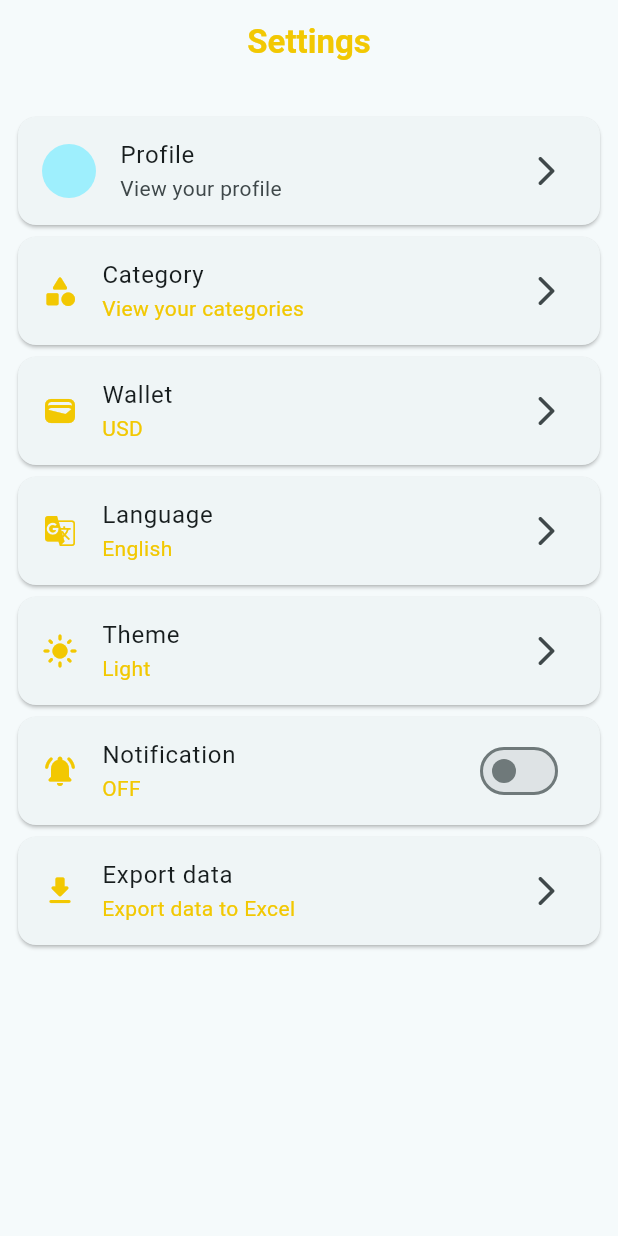
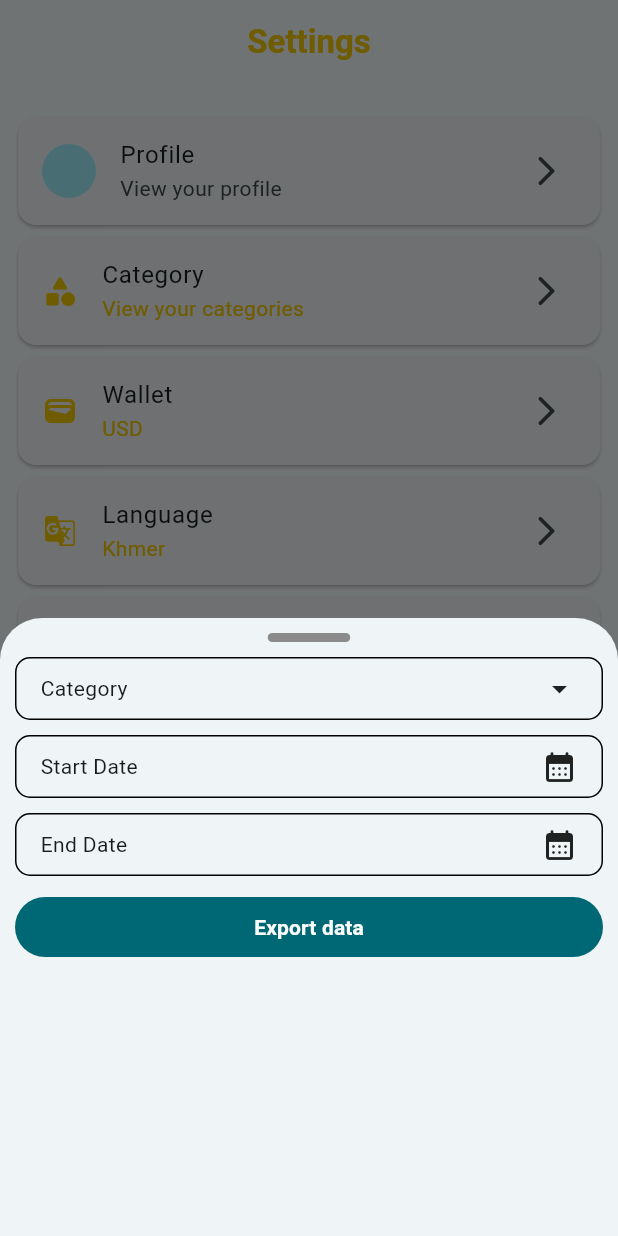
Before and after one commit to DiseirangCHHEUN/expense_tracker_ass, a Flutter app: the SettingView screen opened directly, after a tap on "Export data", on a phone screen of 412 x 824 dp. Run offline on Flutter 3.47's test engine with Material 3 defaults, Android fonts, the phone set to English and light mode, and no system bars; our stand-ins replace font_awesome_flutter, get, google_fonts, hive, hive_flutter, icons_plus and 3 more; missing offline and left inert: curved_navigation_bar_with_label, flutter_iconpicker; accounts and stored records are empty.

Commit message:
fix app translation, theme mode and add dialog for export data to excel

```diff
--- a/lib/my_app.dart
+++ b/lib/my_app.dart
@@ -29,9 +29,7 @@ class MyApp extends StatelessWidget {
           initialBinding: DashboardBinding(),
           home: LoginView(),
           translations: AppTranslation(),
-          locale: _settingController.isEnglish
-              ? const Locale('km', 'KH')
-              : const Locale('en', 'US'),
+          locale: Get.deviceLocale,
           fallbackLocale: const Locale('en', 'US'),
         );
       },
--- a/lib/translation/app_translation.dart
+++ b/lib/translation/app_translation.dart
@@ -59,14 +59,20 @@ class AppTranslation extends Translations {
           'riel': 'Riel',
           'states': 'States',
           'search': 'Search',
-          'add cate': 'Adds Category',
+          'add cate': 'Add Category',
           'income': 'Income',
           'export data': 'Export data',
           'export data to excel': 'Export data to Excel',
           'pick an icon': 'Pick an icon',
           'click here to choose your icon': 'Click here to choose your icon',
+          'save': 'Save',
+          'startdate': 'Start Date',
+          'enddate': 'End Date',
         },
         'km_KH': {
+          'startdate': 'ថ្ងៃចាប់ផ្តើម',
+          'enddate': 'ថ្ងៃបញ្ចប់',
+          'save': 'រក្សាទុក',
           'click here to choose your icon': 'ចុចទីនេះដើម្បីជ្រើសរើសរូបដំណាង',
           'pick an icon': 'ជ្រើសរូបដំណាង',
           'export data to excel': 'ចម្លងទិន្នន័យចេញជា Excel',
--- a/lib/views/auth/signup/signup_view.dart
+++ b/lib/views/auth/signup/signup_view.dart
@@ -9,7 +9,7 @@ import '../../../utils/custom_button.dart';
 import '../controller/auth_controller.dart';
 import 'widgets/signup_textfield.dart';
 
-class SignupView extends StatelessWidget {
+class SignupView extends GetView<AuthController> {
   SignupView({super.key});
   final AuthController _authController = Get.put(AuthController());
 
--- a/lib/views/category/add_category/data/constant_list.dart
+++ b/lib/views/category/add_category/data/constant_list.dart
@@ -1,5 +1,5 @@
-
 import 'package:flutter/material.dart';
+import 'package:font_awesome_flutter/font_awesome_flutter.dart';
 
 final List colorList = [
   {'value': '0xFFEC407A', 'color': const Color(0xFFEC407A)},
@@ -35,7 +35,7 @@ final List colorList = [
   },
   {
     'name': 'Loan',
-      'icon': Icons.currency_bitcoin_rounded,
+    'icon': FontAwesomeIcons.dollarSign,
   },
   {
     'name': 'Investment',
--- a/lib/views/setting/setting_view.dart
+++ b/lib/views/setting/setting_view.dart
@@ -1,5 +1,6 @@
 import 'package:expense_tracker/constants/app_size.dart';
 import 'package:expense_tracker/constants/color_constant.dart';
+import 'package:expense_tracker/constants/style_constant.dart';
 import 'package:expense_tracker/utils/custom_appbar.dart';
 import 'package:expense_tracker/views/auth/controller/auth_controller.dart';
 import 'package:expense_tracker/views/category/category_view.dart';
@@ -74,7 +75,8 @@ class SettingView extends GetView<SettingController> {
             ),
             subtitle: 'usd',
           ),
-          SettingListTile(
+          GetBuilder<SettingController>(builder: (context) {
+            return SettingListTile(
               title: 'language',
               trailing: const Icon(Icons.arrow_forward_ios_rounded),
               onTap: () => Get.dialog(
@@ -84,8 +86,9 @@ class SettingView extends GetView<SettingController> {
                 Icons.g_translate_rounded,
                 color: ColorConstants.kYellowColor,
               ),
-            subtitle: settingController.isEnglish ? 'khmer' : 'english',
-          ),
+              subtitle: settingController.isEnglish ? 'english' : 'khmer',
+            );
+          }),
           GetBuilder<SettingController>(builder: (context) {
             return SettingListTile(
               title: 'theme',
@@ -115,13 +118,142 @@ class SettingView extends GetView<SettingController> {
           SettingListTile(
             title: 'export data',
             trailing: const Icon(Icons.arrow_forward_ios_rounded),
-            onTap: () {},
+            onTap: () {
+              showExportDataBottomSheet(context);
+              // showCustomBottomSheet(
+              //   context,
+              //   title: 'export data to excel',
+              //   children: ListView(
+              //     shrinkWrap: true,
+              //     scrollDirection: Axis.vertical,
+              //     children: [
+              //       for (int i = 0; i < 10; i++) Text('data'),
+              //     ],
+              //   ),
+              // );
+            },
             leading: const Icon(
               Icons.download_rounded,
               color: ColorConstants.kYellowColor,
             ),
             subtitle: 'export data to excel',
           ),
+        ],
+      ),
+    );
+  }
+
+  Future<dynamic> showExportDataBottomSheet(BuildContext context) {
+    return showModalBottomSheet(
+      context: context,
+      builder: (context) => Container(
+        height: Get.height * .5,
+        padding: const EdgeInsets.all(AppSizes.p10),
+        child: Wrap(
+          children: [
+            Column(
+              children: [
+                Container(
+                  height: 6,
+                  width: 55,
+                  margin: const EdgeInsets.only(bottom: AppSizes.p10),
+                  decoration: BoxDecoration(
+                    borderRadius: BorderRadius.circular(50),
+                    color: ColorConstants.kGreyColor,
+                  ),
+                ),
+
+                buildExportBodyButton(
+                  title: 'category',
+                  icon: Icons.arrow_drop_down,
+                ),
+                buildExportBodyButton(
+                  title: 'startdate',
+                  icon: Icons.calendar_month_rounded,
+                ),
+                buildExportBodyButton(
+                  title: 'enddate',
+                  icon: Icons.calendar_month_rounded,
+                ),
+                Row(
+                  children: [
+                    Expanded(
+                      child: FilledButton(
+                        onPressed: () {},
+                        child: Text(
+                          'export data'.tr,
+                          style: TextStyleConstant.kButtonTextStyle,
+                        ),
+                      ),
+                    ),
+                  ],
+                ),
+
+                // Row(
+                //   children: [
+                //     Expanded(
+                //       child: FilledButton(
+                //         style: const ButtonStyle(
+                //           backgroundColor: WidgetStatePropertyAll(
+                //               ColorConstants.kGreenColor),
+                //         ),
+                //         onPressed: () {},
+                //         child: Text(
+                //           'income'.tr,
+                //           style: TextStyleConstant.kButtonTextStyle,
+                //         ),
+                //       ),
+                //     ),
+                //     Expanded(
+                //       child: FilledButton(
+                //         style: const ButtonStyle(
+                //           backgroundColor: WidgetStatePropertyAll(
+                //               ColorConstants.kRedColor),
+                //         ),
+                //         onPressed: () {},
+                //         child: Text(
+                //           'expense'.tr,
+                //           style: TextStyleConstant.kButtonTextStyle,
+                //         ),
+                //       ),
+                //     ),
+                //   ],
+                // ),
+              ],
+            ),
+          ],
+        ),
+      ),
+    );
+  }
+
+  Container buildExportBodyButton(
+      {required String title, required IconData icon}) {
+    return Container(
+      alignment: Alignment.center,
+      width: Get.width,
+      margin: const EdgeInsets.only(bottom: AppSizes.m10),
+      padding: const EdgeInsets.symmetric(
+        vertical: AppSizes.p8,
+        horizontal: AppSizes.p16,
+      ),
+      decoration: BoxDecoration(
+        border: Border.all(
+          color: settingController.isDarkMode
+              ? ColorConstants.kBGColor
+              : Colors.black,
+        ),
+        borderRadius: BorderRadius.circular(10),
+      ),
+      child: Row(
+        mainAxisAlignment: MainAxisAlignment.spaceBetween,
+        children: [
+          Text(
+            title.tr,
+          ),
+          Icon(
+            icon,
+          )
         ],
       ),
     );
@@ -150,13 +282,13 @@ class SettingView extends GetView<SettingController> {
           LanguageListTile(
             title: 'khmer',
             leading: Flag(Flags.cambodia),
-            onTap: settingController.changeToKhmerLang,
+            onTap: settingController.changeToKhmer,
             trailing: const SizedBox(),
           ),
           LanguageListTile(
             title: 'english',
             trailing: const SizedBox(),
-            onTap: settingController.changeToEngLang,
+            onTap: settingController.changeToEnglish,
             leading: Flag(
               Flags.united_kingdom,
             ),
--- a/pubspec.yaml
+++ b/pubspec.yaml
@@ -48,6 +48,8 @@ dependencies:
   image_picker: ^1.1.2
   permission_handler: ^10.2.0
   image_cropper: ^7.0.4
+  modal_bottom_sheet: ^3.0.0
+  font_awesome_flutter: ^10.7.0
 
 dev_dependencies:
   flutter_test:
```
Also changed, not shown: lib/utils/custom_bottomsheet.dart (added, +35 -0 lines), lib/views/category/add_category/add_category.dart (+25 -1 lines), lib/views/category/category_view.dart (+9 -4 lines), lib/views/setting/controller/setting_controller.dart (+16 -21 lines), pubspec.lock. Lines whose indentation alone changed are shown as unchanged.
